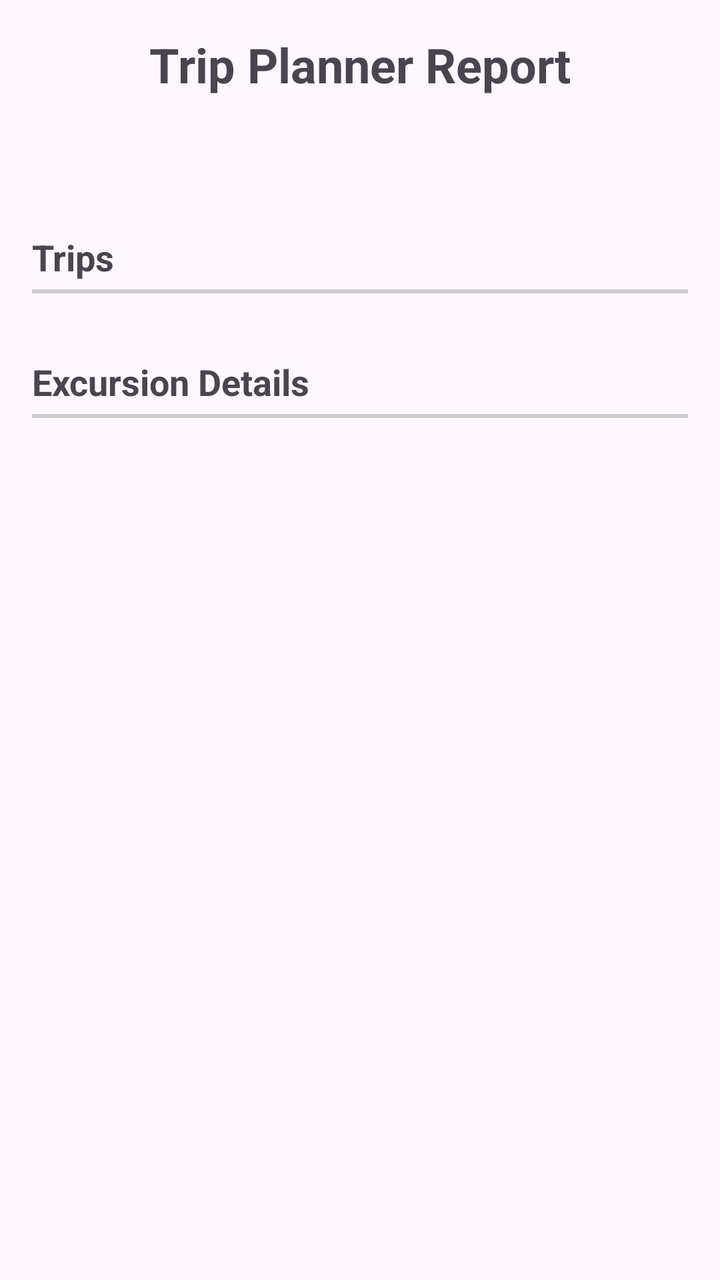
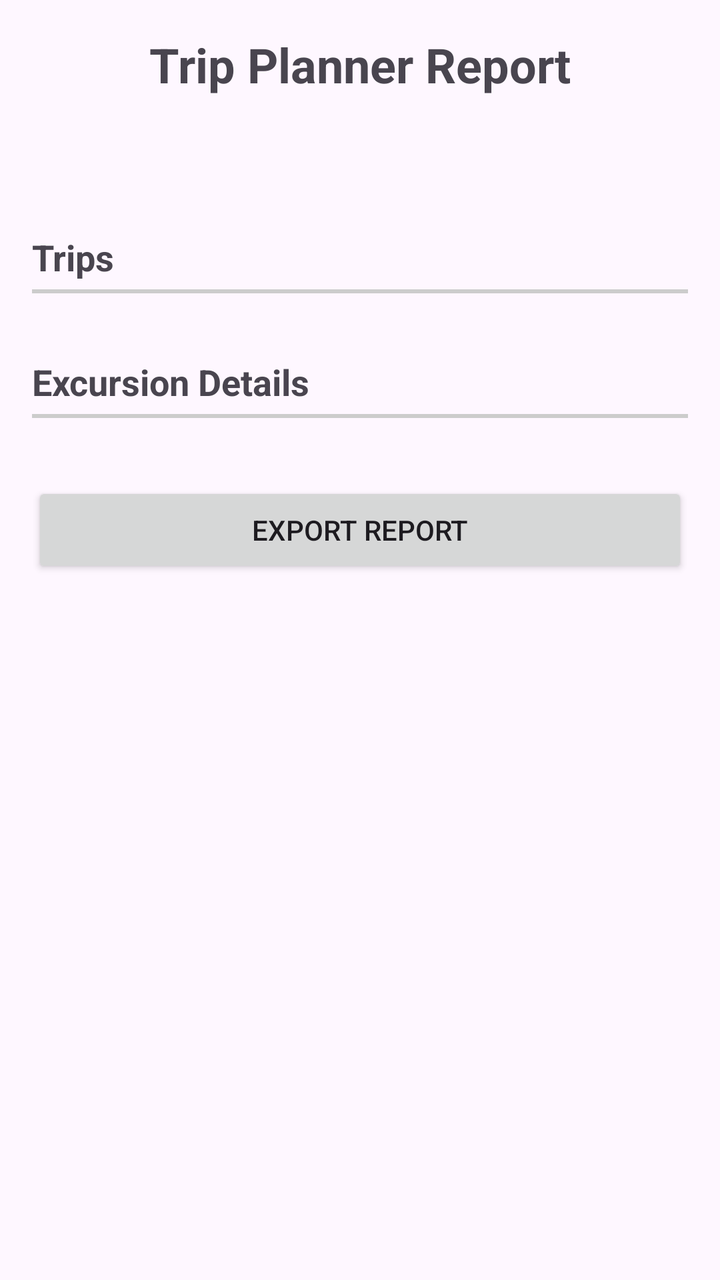

Two renders of the same Android screen: before a commit and after it. Below are the layout's source before the change and the commit's diff.
<!-- AndroidManifest.xml: application theme Theme.D424TripPlanner -->
<!-- res/layout/activity_report.xml -->
<?xml version="1.0" encoding="utf-8"?>
<ScrollView xmlns:android="http://schemas.android.com/apk/res/android"
    xmlns:tools="http://schemas.android.com/tools"
    android:id="@+id/main"
    android:layout_width="match_parent"
    android:layout_height="match_parent"
    android:padding="16dp"
    tools:context=".UI.ReportActivity">

    <LinearLayout
        android:layout_width="match_parent"
        android:layout_height="wrap_content"
        android:orientation="vertical">

        
        <TextView
            android:id="@+id/reportTitle"
            android:layout_width="match_parent"
            android:layout_height="wrap_content"
            android:gravity="center"
            android:text="Trip Planner Report"
            android:textSize="24sp"
            android:textStyle="bold" />

        
        <TextView
            android:id="@+id/reportTimestamp"
            android:layout_width="match_parent"
            android:layout_height="wrap_content"
            android:layout_marginTop="4dp"
            android:gravity="center"
            android:textColor="#666666"
            android:textSize="14sp" />

        
        <TextView
            android:id="@+id/reportUser"
            android:layout_width="match_parent"
            android:layout_height="wrap_content"
            android:layout_marginTop="2dp"
            android:layout_marginBottom="16dp"
            android:gravity="center"
            android:textColor="#666666"
            android:textSize="14sp" />

        
        <TextView
            android:layout_width="match_parent"
            android:layout_height="wrap_content"
            android:layout_marginTop="8dp"
            android:text="Trips"
            android:textSize="18sp"
            android:textStyle="bold" />

        <View
            android:layout_width="match_parent"
            android:layout_height="2dp"
            android:layout_marginTop="4dp"
            android:layout_marginBottom="8dp"
            android:background="#CCCCCC" />

        
        <TableLayout
            android:id="@+id/tripsTable"
            android:layout_width="match_parent"
            android:layout_height="wrap_content"
            android:stretchColumns="0" />

        
        <TextView
            android:layout_width="match_parent"
            android:layout_height="wrap_content"
            android:layout_marginTop="24dp"
            android:text="Excursion Details"
            android:textSize="18sp"
            android:textStyle="bold" />

        <View
            android:layout_width="match_parent"
            android:layout_height="2dp"
            android:layout_marginTop="4dp"
            android:layout_marginBottom="8dp"
            android:background="#CCCCCC" />

        
        <TableLayout
            android:id="@+id/excursionsTable"
            android:layout_width="match_parent"
            android:layout_height="wrap_content"
            android:stretchColumns="0" />

        
        <TextView
            android:id="@+id/noDataMessage"
            android:layout_width="match_parent"
            android:layout_height="wrap_content"
            android:layout_marginTop="32dp"
            android:gravity="center"
            android:text="No trips found. Create some trips first."
            android:textSize="16sp"
            android:visibility="gone" />

    </LinearLayout>
</ScrollView>
<!-- resources referenced by this layout -->
<resources>
  <style name="Theme.D424TripPlanner" parent="Base.Theme.D424TripPlanner" />
  <style name="Base.Theme.D424TripPlanner" parent="Theme.Material3.DayNight">
          
      </style>
</resources>

<!-- the commit's change to res/layout/activity_report.xml (unified diff, before → after) -->
@@ -100,5 +100,12 @@
             android:textSize="16sp"
             android:visibility="gone" />
 
+        <Button
+            android:id="@+id/buttonCopyReport"
+            android:layout_width="match_parent"
+            android:layout_height="wrap_content"
+            android:layout_marginTop="24dp"
+            android:text="Export Report" />
+
     </LinearLayout>
 </ScrollView>
